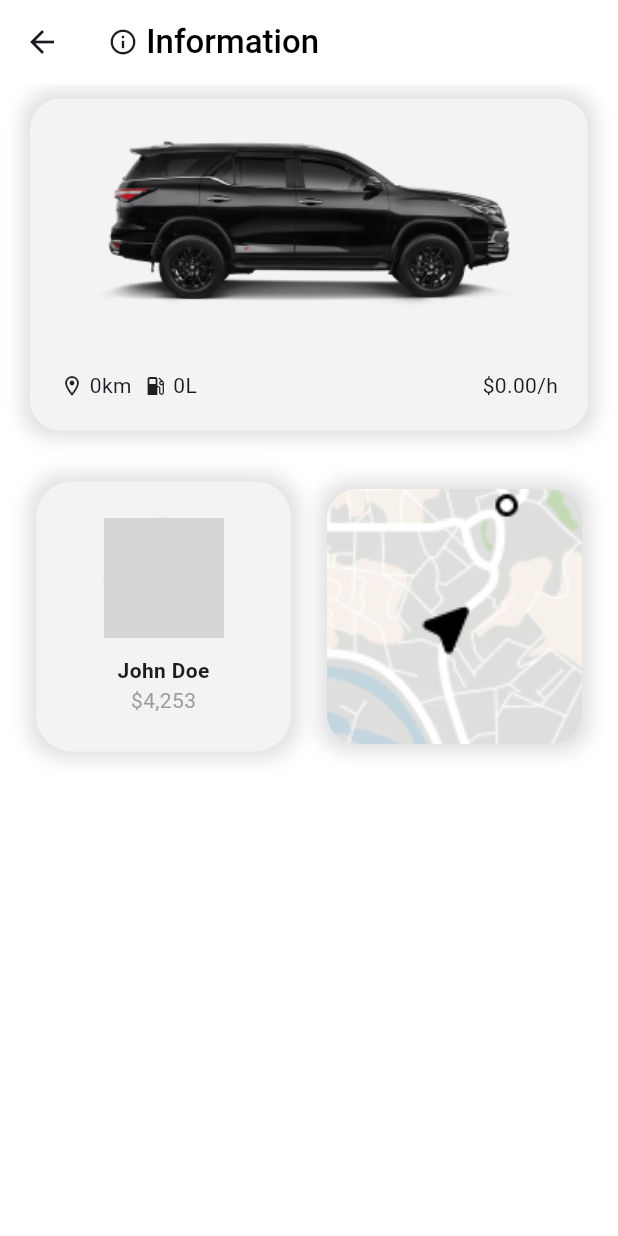
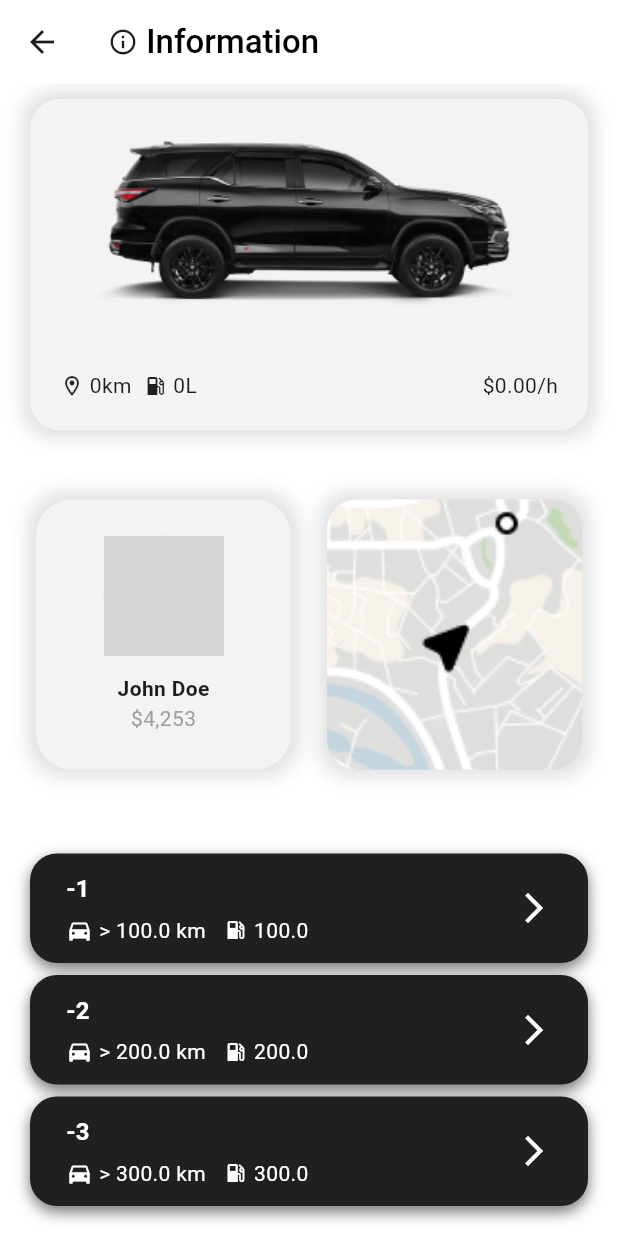
Before and after one commit to itsAbhishekV/flutterVroom, a Flutter app: the CarDetailsScreen screen opened directly with empty values, on a phone screen of 412 x 824 dp. Run offline on Flutter 3.47's test engine with Material 3 defaults, Android fonts, the phone set to English and light mode, and no system bars; our stand-ins replace firebase_core, gap, go_router; accounts and stored records are empty; generated files the repository leaves out were written again; network calls fail; grey boxes are pictures that could not be loaded.

Commit message:
Completed: More cars widget

```diff
--- a/lib/presentation/exports.dart
+++ b/lib/presentation/exports.dart
@@ -3,3 +3,4 @@ export 'screens/car_listing_screen.dart';
 export 'screens/home_screen.dart';
 export 'screens/onboarding_screen.dart';
 export 'widgets/car_card.dart';
+export 'widgets/more_card.dart';
--- a/lib/presentation/screens/car_details_screen.dart
+++ b/lib/presentation/screens/car_details_screen.dart
@@ -74,7 +74,7 @@ class _CarDetailsScreenState extends State<CarDetailsScreen>
               pricePerHour: widget.car.pricePerHour,
             ),
           ),
-          Gap(24.0),
+          const Spacer(),
           Padding(
             padding: const EdgeInsets.symmetric(horizontal: 24.0),
             child: Row(
@@ -119,7 +119,7 @@ class _CarDetailsScreenState extends State<CarDetailsScreen>
                       //todo - navigate
                     },
                     child: Container(
-                      height: 170.0,
+                      height: 180.0,
                       decoration: BoxDecoration(
                           borderRadius: BorderRadius.circular(20),
                           boxShadow: [
@@ -146,18 +146,42 @@ class _CarDetailsScreenState extends State<CarDetailsScreen>
               ],
             ),
           ),
-          // Container(
-          //   padding: EdgeInsets.all(20),
-          //   child: Column(
-          //     children: [
-          //       MoreCard(car: Car(model: widget.car.model+"-1", distance: widget.car.distance+100, fuelCapacity: widget.car.fuelCapacity+100, pricePerHour: widget.car.pricePerHour+10)),
-          //       SizedBox(height: 5,),
-          //       MoreCard(car: Car(model: widget.car.model+"-2", distance: widget.car.distance+200, fuelCapacity: widget.car.fuelCapacity+200, pricePerHour: widget.car.pricePerHour+20)),
-          //       SizedBox(height: 5,),
-          //       MoreCard(car: Car(model: widget.car.model+"-3", distance: widget.car.distance+300, fuelCapacity: widget.car.fuelCapacity+300, pricePerHour: widget.car.pricePerHour+30)),
-          //     ],
-          //   ),
-          // )
+          const Spacer(),
+          Container(
+            padding: EdgeInsets.all(
+              20.0,
+            ),
+            child: Column(
+              children: [
+                MoreCard(
+                  car: Car(
+                    model: "${widget.car.model}-1",
+                    distance: widget.car.distance + 100,
+                    fuelCapacity: widget.car.fuelCapacity + 100,
+                    pricePerHour: widget.car.pricePerHour + 10,
+                  ),
+                ),
+                Gap(8.0),
+                MoreCard(
+                  car: Car(
+                    model: "${widget.car.model}-2",
+                    distance: widget.car.distance + 200,
+                    fuelCapacity: widget.car.fuelCapacity + 200,
+                    pricePerHour: widget.car.pricePerHour + 20,
+                  ),
+                ),
+                Gap(8.0),
+                MoreCard(
+                  car: Car(
+                    model: "${widget.car.model}-3",
+                    distance: widget.car.distance + 300,
+                    fuelCapacity: widget.car.fuelCapacity + 300,
+                    pricePerHour: widget.car.pricePerHour + 30,
+                  ),
+                ),
+              ],
+            ),
+          )
         ],
       ),
     );
--- /dev/null
+++ b/lib/presentation/widgets/more_card.dart
@@ -0,0 +1,84 @@
+import 'package:flutter/material.dart';
+import 'package:flutter_vroom/data/exports.dart';
+import 'package:gap/gap.dart';
+
+class MoreCard extends StatelessWidget {
+  final Car car;
+
+  const MoreCard({
+    super.key,
+    required this.car,
+  });
+
+  @override
+  Widget build(BuildContext context) {
+    return Container(
+      padding: EdgeInsets.symmetric(
+        horizontal: 24.0,
+        vertical: 12.0,
+      ),
+      decoration: BoxDecoration(
+          color: Color(0xff212020),
+          borderRadius: BorderRadius.circular(18.0),
+          boxShadow: [
+            BoxShadow(
+              color: Colors.black54,
+              blurRadius: 8,
+              offset: Offset(0, 4),
+            )
+          ]),
+      child: Row(
+        mainAxisAlignment: MainAxisAlignment.spaceBetween,
+        children: [
+          Column(
+            crossAxisAlignment: CrossAxisAlignment.start,
+            children: [
+              Text(
+                car.model,
+                style: TextStyle(
+                  color: Colors.white,
+                  fontSize: 16.0,
+                  fontWeight: FontWeight.bold,
+                ),
+              ),
+              Gap(6.0),
+              Row(
+                children: [
+                  Icon(
+                    Icons.directions_car,
+                    color: Colors.white,
+                    size: 18.0,
+                  ),
+                  Gap(4.0),
+                  Text(
+                    '> ${car.distance} km',
+                    style: TextStyle(
+                      color: Colors.white,
+                      fontSize: 14.0,
+                    ),
+                  ),
+                  Gap(12.0),
+                  Icon(
+                    Icons.local_gas_station,
+                    color: Colors.white,
+                    size: 16.0,
+                  ),
+                  Gap(4.0),
+                  Text(
+                    car.fuelCapacity.toString(),
+                    style: TextStyle(color: Colors.white, fontSize: 14.0),
+                  ),
+                ],
+              )
+            ],
+          ),
+          Icon(
+            Icons.arrow_forward_ios,
+            color: Colors.white,
+            size: 24.0,
+          )
+        ],
+      ),
+    );
+  }
+}
```
Also changed, not shown: assets/icons/gps.png (deleted), assets/icons/pump.png (deleted).
